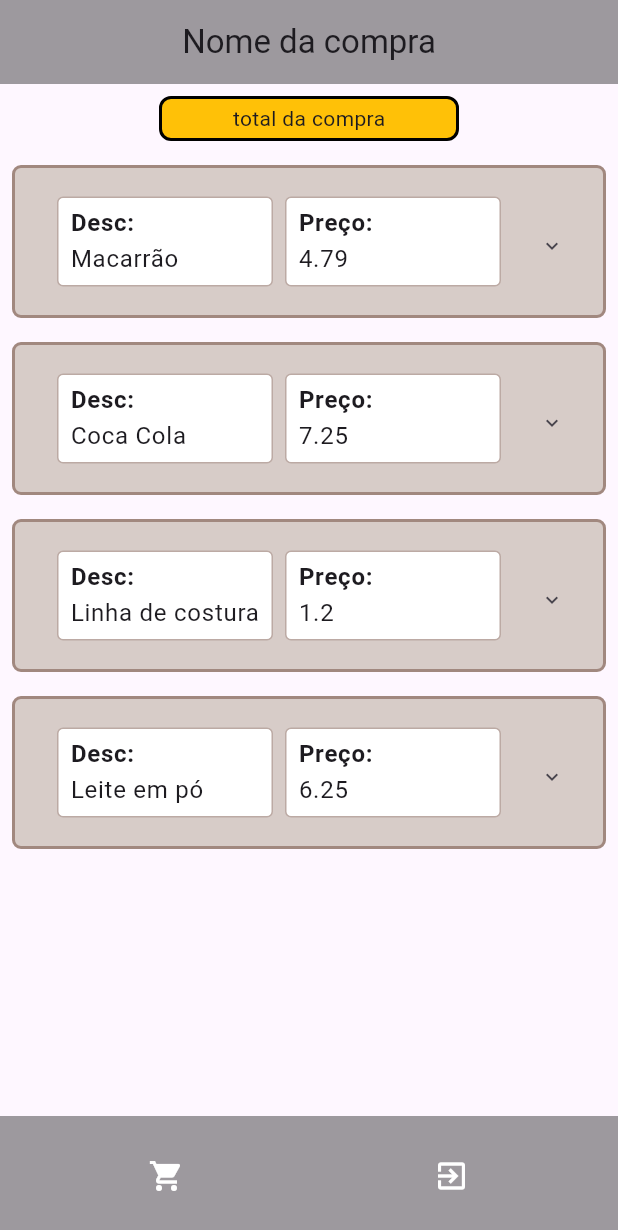
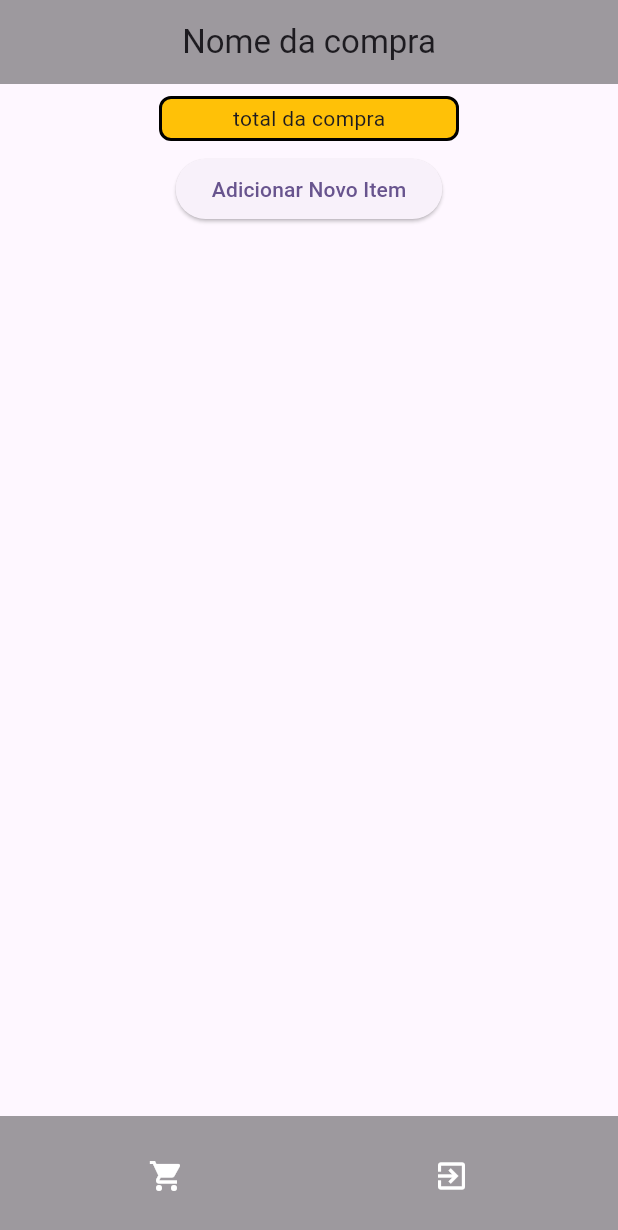
Before and after one commit to gustavo91010/recall-de-compras-app, a Flutter app: the screen it shows after launch, on a phone screen of 412 x 824 dp. Shown: the top 1230 px of the screen. Run offline on Flutter 3.47's test engine with Material 3 defaults, Android fonts, the phone set to English and light mode, and no system bars.

Commit message:
feat: tela de itens integrado com o todo

```diff
--- a/lib/components/item_component.dart
+++ b/lib/components/item_component.dart
@@ -130,8 +130,6 @@ class Item extends StatelessWidget {
       builder: (BuildContext context) {
         return AlertDialog(
           title: const Text('Digite os novos valores'),
-
-
           content: SingleChildScrollView(
             child: Column(
               mainAxisSize: MainAxisSize.min,
@@ -159,8 +157,6 @@ class Item extends StatelessWidget {
               ],
             ),
           ),
-
-
           actions: <Widget>[
             TextButton(
               onPressed: () {
--- a/lib/main.dart
+++ b/lib/main.dart
@@ -19,7 +19,7 @@ class MyApp extends StatelessWidget {
         colorScheme: ColorScheme.fromSeed(seedColor: Colors.deepPurple),
         useMaterial3: true,
       ),
-    // home:  Login()
+     //home:  Login()
         home: const PurchaseItens()
 
     );
--- a/lib/pages/purchase_itens.dart
+++ b/lib/pages/purchase_itens.dart
@@ -10,6 +10,17 @@ class PurchaseItens extends StatefulWidget {
 }
 
 class _PurchaseItensScreen extends State<PurchaseItens> {
+  final List<Item> itens = [];
+
+  Future<void> addItem() async {
+    final result = await _insertItem(context);
+    if (result != null) {
+      setState(() {
+        itens.add(result);
+      });
+    }
+  }
+
   final String descricao = 'Macarrão';
   final String marca = 'Vitarela';
   final double preco = 4.79;
@@ -30,38 +41,13 @@ class _PurchaseItensScreen extends State<PurchaseItens> {
       body: Column(
         children: [
           totalCompra(),
+          ElevatedButton(
+            onPressed: addItem, // Chama o método para adicionar um novo item
+            child: const Text('Adicionar Novo Item'),
+          ),
           Expanded(
             child: ListView(
-              children: [
-                Item(
-                    descricao: descricao,
-                    preco: preco,
-                    marca: marca,
-                    quantidade: qnd,
-                    medida: medida,
-                    unidade: unidade),
-                const Item(
-                    descricao: 'Coca Cola',
-                    preco: 7.25,
-                    marca: 'Coca Cola',
-                    medida: 2,
-                    quantidade: 5,
-                    unidade: 'l'),
-                const Item(
-                    descricao: 'Linha de costura',
-                    preco: 1.20,
-                    marca: 'linha forte',
-                    quantidade: 2,
-                    medida: 100,
-                    unidade: 'm'),
-                const Item(
-                    descricao: 'Leite em pó',
-                    preco: 6.25,
-                    marca: 'camponesa',
-                    medida: 200,
-                    quantidade: 10,
-                    unidade: 'g')
-              ],
+              children: itens,
             ),
           ),
         ],
@@ -91,4 +77,73 @@ class _PurchaseItensScreen extends State<PurchaseItens> {
       ),
     );
   }
+
+  Future<Item?> _insertItem(BuildContext context) {
+    TextEditingController descriptionController = TextEditingController();
+    TextEditingController priceController = TextEditingController();
+    TextEditingController brandController = TextEditingController();
+    TextEditingController unitController = TextEditingController();
+    TextEditingController quantityController = TextEditingController();
+
+    return showDialog<Item>(
+      context: context,
+      builder: (BuildContext context) {
+        return AlertDialog(
+          title: const Text('Digite os novos valores'),
+          content: SingleChildScrollView(
+            child: Column(
+              mainAxisSize: MainAxisSize.min,
+              children: [
+                TextField(
+                  controller: descriptionController,
+                  decoration: const InputDecoration(hintText: "Descrição"),
+                ),
+                TextField(
+                  controller: priceController,
+                  decoration: const InputDecoration(hintText: "Preço"),
+                  keyboardType: TextInputType.number,
+                ),
+                TextField(
+                  controller: brandController,
+                  decoration: const InputDecoration(hintText: "Marca"),
+                ),
+                TextField(
+                  controller: unitController,
+                  decoration: const InputDecoration(hintText: "Unidade"),
+                ),
+                TextField(
+                  controller: quantityController,
+                  decoration: const InputDecoration(hintText: "Quantidade"),
+                  keyboardType: TextInputType.number,
+                ),
+              ],
+            ),
+          ),
+          actions: <Widget>[
+            TextButton(
+              onPressed: () {
+                Navigator.of(context)
+                    .pop(); // Fecha o diálogo sem retornar valor
+              },
+              child: const Text('Cancelar'),
+            ),
+            TextButton(
+              onPressed: () {
+                final newItem = Item(
+                  descricao: descriptionController.text,
+                  preco: double.tryParse(priceController.text) ?? 0.0,
+                  marca: brandController.text,
+                  quantidade: double.tryParse(quantityController.text) ?? 0.0,
+                  medida: double.tryParse(quantityController.text) ?? 0.0,
+                  unidade: unitController.text,
+                );
+                Navigator.of(context).pop(newItem); // Retorna o novo item
+              },
+              child: const Text('OK'),
+            ),
+          ],
+        );
+      },
+    );
+  }
 }
--- a/lib/pages/purchasse.dart
+++ b/lib/pages/purchasse.dart
@@ -1,6 +1,7 @@
 import 'package:flutter/material.dart';
 import 'package:recall_de_compras/components/botoon_app_bar.dart';
 import 'package:recall_de_compras/pages/login.dart';
+import 'package:recall_de_compras/pages/purchase_itens.dart';
 
 class Purchasse extends StatefulWidget {
   const Purchasse({super.key});
@@ -114,8 +115,9 @@ class Compra extends StatelessWidget {
                       content: Text('Entrando na compra $nome'),
                       duration: const Duration(seconds: 1),
                     ));
+
                     Navigator.push(context,
-                        MaterialPageRoute(builder: (context) => Login()));
+                        MaterialPageRoute(builder: (context) => const PurchaseItens()));
                   },
                   child: const Icon(Icons.input)),
               Text(
```
Lines whose indentation alone changed are shown as unchanged.
